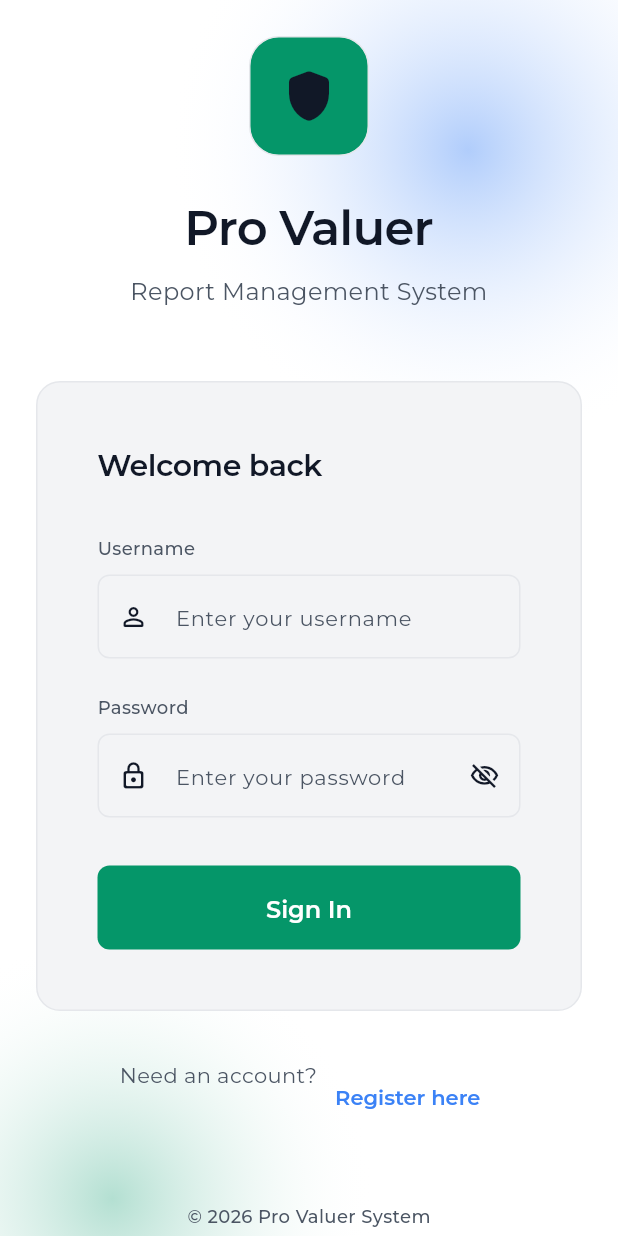
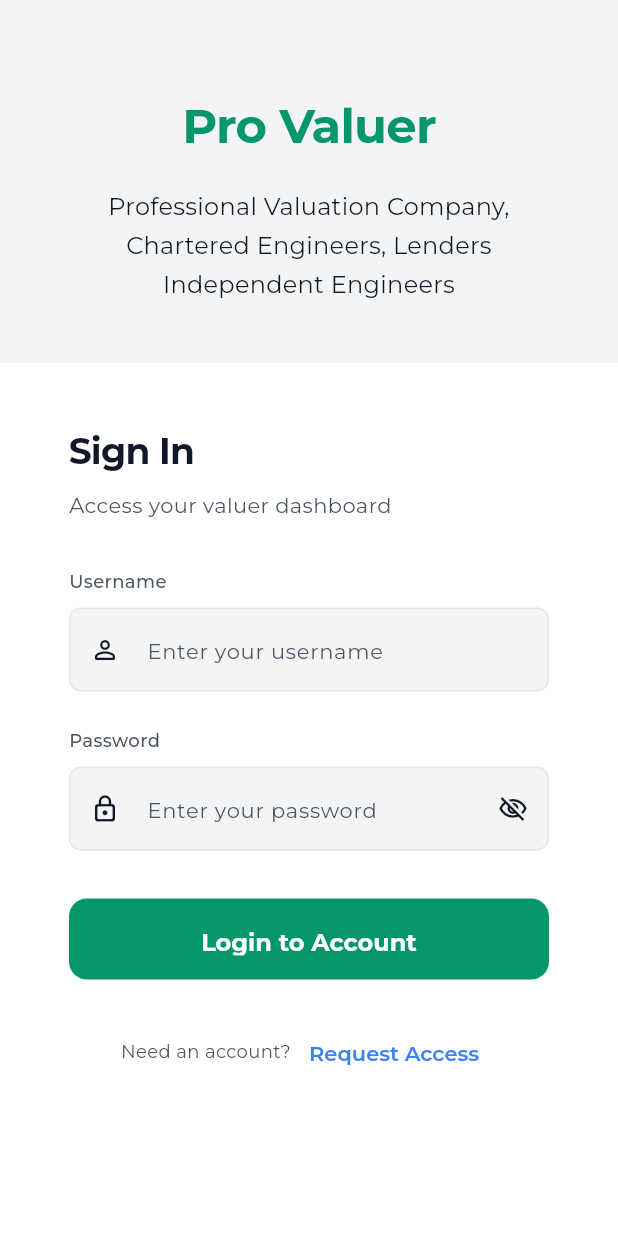
Before and after one commit to mnagamallikmail-ui/Pro_Valuer, a Flutter app: the screen it shows after launch, on a phone screen of 412 x 824 dp. Run offline on Flutter 3.47's test engine with Material 3 defaults, Android fonts, the phone set to English and light mode, and no system bars; our stand-ins replace connectivity_plus, dio, dotted_border, file_picker, go_router, google_fonts and 1 more.

Commit message:
build: clean build and push with split-screen login redesign

```diff
--- a/BwVrFrontend/lib/screens/auth/login_screen.dart
+++ b/BwVrFrontend/lib/screens/auth/login_screen.dart
@@ -11,8 +11,7 @@ class LoginScreen extends StatefulWidget {
   State<LoginScreen> createState() => _LoginScreenState();
 }
 
-class _LoginScreenState extends State<LoginScreen>
-    with SingleTickerProviderStateMixin {
+class _LoginScreenState extends State<LoginScreen> {
   final _formKey = GlobalKey<FormState>();
   final _usernameController = TextEditingController();
   final _passwordController = TextEditingController();
@@ -20,26 +19,8 @@ class _LoginScreenState extends State<LoginScreen>
   bool _isLoading = false;
   String? _errorMessage;
 
-  late final AnimationController _animController;
-  late final Animation<double> _fadeAnim;
-  late final Animation<Offset> _slideAnim;
-
-  @override
-  void initState() {
-    super.initState();
-    _animController = AnimationController(
-      vsync: this,
-      duration: const Duration(milliseconds: 700),
-    );
-    _fadeAnim = CurvedAnimation(parent: _animController, curve: Curves.easeOut);
-    _slideAnim = Tween<Offset>(begin: const Offset(0, 0.08), end: Offset.zero)
-        .animate(CurvedAnimation(parent: _animController, curve: Curves.easeOut));
-    _animController.forward();
-  }
-
   @override
   void dispose() {
-    _animController.dispose();
     _usernameController.dispose();
     _passwordController.dispose();
     super.dispose();
@@ -75,115 +56,172 @@ class _LoginScreenState extends State<LoginScreen>
   Widget build(BuildContext context) {
     return Scaffold(
       backgroundColor: AppColors.background,
-      body: Stack(
+      body: LayoutBuilder(
+        builder: (context, constraints) {
+          final bool isDesktop = constraints.maxWidth >= 900;
+
+          if (isDesktop) {
+            return Row(
               children: [
-          // Decorative pastel blobs
-          Positioned(
-            top: -100,
-            right: -100,
-            child: Container(
-              width: 400,
-              height: 400,
-              decoration: BoxDecoration(
-                shape: BoxShape.circle,
-                gradient: RadialGradient(colors: [
-                  AppColors.accent.withOpacity(0.4),
-                  AppColors.background.withOpacity(0),
-                ]),
+                // Left Panel: Branding
+                Expanded(
+                  flex: 1,
+                  child: _BrandingPanel(),
+                ),
+                // Right Panel: Login Form
+                Expanded(
+                  flex: 1,
+                  child: _LoginFormPanel(
+                    formKey: _formKey,
+                    usernameController: _usernameController,
+                    passwordController: _passwordController,
+                    obscurePassword: _obscurePassword,
+                    isLoading: _isLoading,
+                    errorMessage: _errorMessage,
+                    onTogglePassword: () => setState(() => _obscurePassword = !_obscurePassword),
+                    onLogin: _login,
                   ),
                 ),
+              ],
+            );
+          } else {
+            return SingleChildScrollView(
+              child: ConstrainedBox(
+                constraints: BoxConstraints(
+                  minHeight: constraints.maxHeight,
                 ),
-          Positioned(
-            bottom: -150,
-            left: -100,
-            child: Container(
-              width: 350,
-              height: 350,
-              decoration: BoxDecoration(
-                shape: BoxShape.circle,
-                gradient: RadialGradient(colors: [
-                  AppColors.primary.withOpacity(0.3),
-                  AppColors.background.withOpacity(0),
-                ]),
+                child: Column(
+                  children: [
+                    _BrandingPanel(isMobile: true),
+                    _LoginFormPanel(
+                      isMobile: true,
+                      formKey: _formKey,
+                      usernameController: _usernameController,
+                      passwordController: _passwordController,
+                      obscurePassword: _obscurePassword,
+                      isLoading: _isLoading,
+                      errorMessage: _errorMessage,
+                      onTogglePassword: () => setState(() => _obscurePassword = !_obscurePassword),
+                      onLogin: _login,
+                    ),
+                  ],
                 ),
               ),
+            );
+          }
+        },
       ),
+    );
+  }
+}
 
-          Center(
-            child: FadeTransition(
-              opacity: _fadeAnim,
-              child: SlideTransition(
-                position: _slideAnim,
-                child: SingleChildScrollView(
-                  padding: const EdgeInsets.all(24),
+class _BrandingPanel extends StatelessWidget {
+  final bool isMobile;
+  const _BrandingPanel({this.isMobile = false});
+
+  @override
+  Widget build(BuildContext context) {
+    return Container(
+      color: AppColors.surface,
+      padding: const EdgeInsets.symmetric(horizontal: 40),
+      child: Center(
         child: Column(
-                    mainAxisSize: MainAxisSize.min,
+          mainAxisAlignment: MainAxisAlignment.center,
           children: [
-                      // Logo / Brand
-                      Container(
-                        width: 80,
-                        height: 80,
-                        decoration: BoxDecoration(
-                          color: AppColors.primary,
-                          borderRadius: BorderRadius.circular(20),
-                          border: Border.all(color: AppColors.border),
-                        ),
-                        child: const Icon(Icons.shield_rounded,
-                            color: AppColors.textPrimary, size: 40),
-                      ),
-                      const SizedBox(height: 24),
+            if (isMobile) const SizedBox(height: 60),
             Text(
               'Pro Valuer',
-                        style: AppTypography.heading1,
-                      ),
-                      const SizedBox(height: 6),
-                      Text(
-                        'Report Management System',
-                        style: AppTypography.bodyLarge.copyWith(
-                          color: AppColors.textSecondary,
+              style: AppTypography.heading1.copyWith(
+                fontSize: isMobile ? 32 : 48,
+                color: AppColors.primary,
+                fontWeight: FontWeight.w700,
               ),
               textAlign: TextAlign.center,
             ),
-                      const SizedBox(height: 48),
+            const SizedBox(height: 16),
+            Text(
+              'Professional Valuation Company, Chartered Engineers, Lenders Independent Engineers',
+              style: AppTypography.bodyLarge.copyWith(
+                color: AppColors.textPrimary,
+                height: 1.6,
+                letterSpacing: 0.2,
+              ),
+              textAlign: TextAlign.center,
+            ),
+            if (isMobile) const SizedBox(height: 40),
+          ],
+        ),
+      ),
+    );
+  }
+}
 
-                      // Card
-                      Container(
-                        constraints: const BoxConstraints(maxWidth: 420),
-                        width: double.infinity,
+class _LoginFormPanel extends StatelessWidget {
+  final bool isMobile;
+  final GlobalKey<FormState> formKey;
+  final TextEditingController usernameController;
+  final TextEditingController passwordController;
+  final bool obscurePassword;
+  final bool isLoading;
+  final String? errorMessage;
+  final VoidCallback onTogglePassword;
+  final VoidCallback onLogin;
+
+  const _LoginFormPanel({
+    this.isMobile = false,
+    required this.formKey,
+    required this.usernameController,
+    required this.passwordController,
+    required this.obscurePassword,
+    required this.isLoading,
+    this.errorMessage,
+    required this.onTogglePassword,
+    required this.onLogin,
+  });
+
+  @override
+  Widget build(BuildContext context) {
+    return Container(
+      color: AppColors.background,
+      child: Center(
+        child: ConstrainedBox(
+          constraints: const BoxConstraints(maxWidth: 400),
+          child: Padding(
             padding: const EdgeInsets.all(40),
-                        decoration: BoxDecoration(
-                          color: AppColors.surface,
-                          borderRadius: BorderRadius.circular(16),
-                          border: Border.all(color: AppColors.border),
-                        ),
             child: Form(
-                          key: _formKey,
+              key: formKey,
               child: Column(
+                mainAxisSize: MainAxisSize.min,
                 crossAxisAlignment: CrossAxisAlignment.stretch,
                 children: [
                   Text(
-                                'Welcome back',
-                                style: AppTypography.heading3,
+                    'Sign In',
+                    style: AppTypography.heading2.copyWith(fontWeight: FontWeight.w700),
+                  ),
+                  const SizedBox(height: 8),
+                  Text(
+                    'Access your valuer dashboard',
+                    style: AppTypography.bodyMedium.copyWith(color: AppColors.textSecondary),
                   ),
                   const SizedBox(height: 32),
 
-                              if (_errorMessage != null) ...[
+                  if (errorMessage != null) ...[
                     Container(
                       padding: const EdgeInsets.all(12),
                       decoration: BoxDecoration(
-                                    color: AppColors.error.withOpacity(0.5),
+                        color: AppColors.error.withOpacity(0.1),
                         borderRadius: BorderRadius.circular(8),
-                                    border: Border.all(color: AppColors.border),
+                        border: Border.all(color: AppColors.error.withOpacity(0.2)),
                       ),
                       child: Row(
                         children: [
                           const Icon(Icons.error_outline_rounded,
-                                          color: AppColors.textPrimary, size: 18),
+                              color: AppColors.error, size: 18),
                           const SizedBox(width: 10),
                           Expanded(
                             child: Text(
-                                          _errorMessage!,
-                                          style: AppTypography.bodyMedium,
+                              errorMessage!,
+                              style: AppTypography.bodyMedium.copyWith(color: AppColors.error),
                             ),
                           ),
                         ],
@@ -195,7 +233,7 @@ class _LoginScreenState extends State<LoginScreen>
                   Text('Username', style: AppTypography.label),
                   const SizedBox(height: 8),
                   TextFormField(
-                                controller: _usernameController,
+                    controller: usernameController,
                     decoration: const InputDecoration(
                       hintText: 'Enter your username',
                       prefixIcon: Icon(Icons.person_outline_rounded, size: 20),
@@ -209,69 +247,64 @@ class _LoginScreenState extends State<LoginScreen>
                   Text('Password', style: AppTypography.label),
                   const SizedBox(height: 8),
                   TextFormField(
-                                controller: _passwordController,
-                                obscureText: _obscurePassword,
+                    controller: passwordController,
+                    obscureText: obscurePassword,
                     decoration: InputDecoration(
                       hintText: 'Enter your password',
                       prefixIcon: const Icon(Icons.lock_outline_rounded, size: 20),
                       suffixIcon: IconButton(
                         icon: Icon(
-                                      _obscurePassword
+                          obscurePassword
                               ? Icons.visibility_off_outlined
                               : Icons.visibility_outlined,
                           size: 20,
                         ),
-                                    onPressed: () => setState(() =>
-                                        _obscurePassword = !_obscurePassword),
+                        onPressed: onTogglePassword,
                       ),
                     ),
                     validator: (v) => (v == null || v.isEmpty)
                         ? 'Password is required'
                         : null,
-                                onFieldSubmitted: (_) => _login(),
+                    onFieldSubmitted: (_) => onLogin(),
                   ),
                   const SizedBox(height: 32),
 
                   SizedBox(
-                                height: 56,
+                    height: 54,
                     child: ElevatedButton(
-                                  onPressed: _isLoading ? null : _login,
-                                  child: _isLoading
+                      onPressed: isLoading ? null : onLogin,
+                      style: ElevatedButton.styleFrom(
+                        backgroundColor: AppColors.primary,
+                        foregroundColor: Colors.white,
+                        elevation: 0,
+                        shape: RoundedRectangleBorder(
+                          borderRadius: BorderRadius.circular(12),
+                        ),
+                      ),
+                      child: isLoading
                           ? const SizedBox(
                               width: 24,
                               height: 24,
                               child: CircularProgressIndicator(
                                   strokeWidth: 2,
-                                              color: AppColors.textPrimary),
+                                  color: Colors.white),
                             )
-                                      : const Text('Sign In'),
+                          : const Text('Login to Account', style: TextStyle(fontWeight: FontWeight.bold)),
                     ),
                   ),
-                            ],
-                          ),
-                        ),
-                      ),
-                      const SizedBox(height: 32),
-
-                      Wrap(
-                        alignment: WrapAlignment.center,
+                  const SizedBox(height: 24),
+                  Row(
+                    mainAxisAlignment: MainAxisAlignment.center,
                     children: [
                       Text(
                         'Need an account?',
-                            style: AppTypography.bodyMedium.copyWith(
-                              color: AppColors.textSecondary,
-                            ),
+                        style: AppTypography.bodyMedium.copyWith(fontSize: 12, color: AppColors.textSecondary),
                       ),
                       TextButton(
                         onPressed: () => context.go('/signup'),
-                            child: const Text('Register here'),
+                        child: const Text('Request Access'),
                       ),
                     ],
-                      ),
-                      const SizedBox(height: 48),
-                      Text(
-                        '© 2026 Pro Valuer System',
-                        style: AppTypography.label,
                   ),
                 ],
               ),
@@ -279,8 +312,6 @@ class _LoginScreenState extends State<LoginScreen>
           ),
         ),
       ),
-        ],
-      ),
     );
   }
 }
```
Lines whose indentation alone changed are shown as unchanged.
